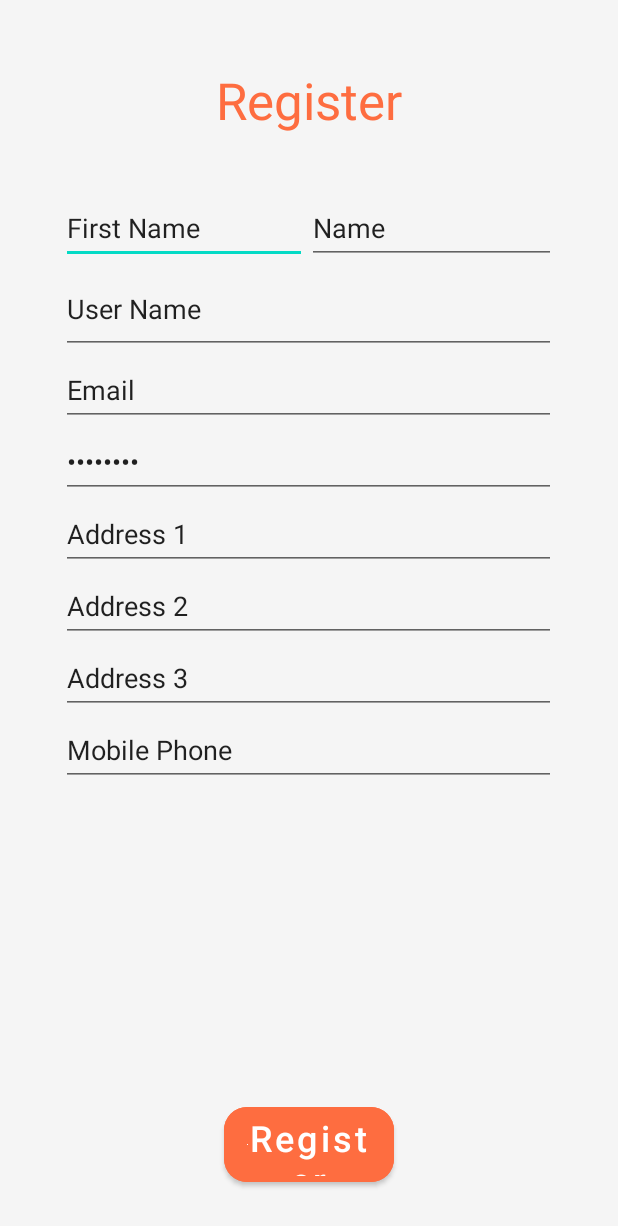
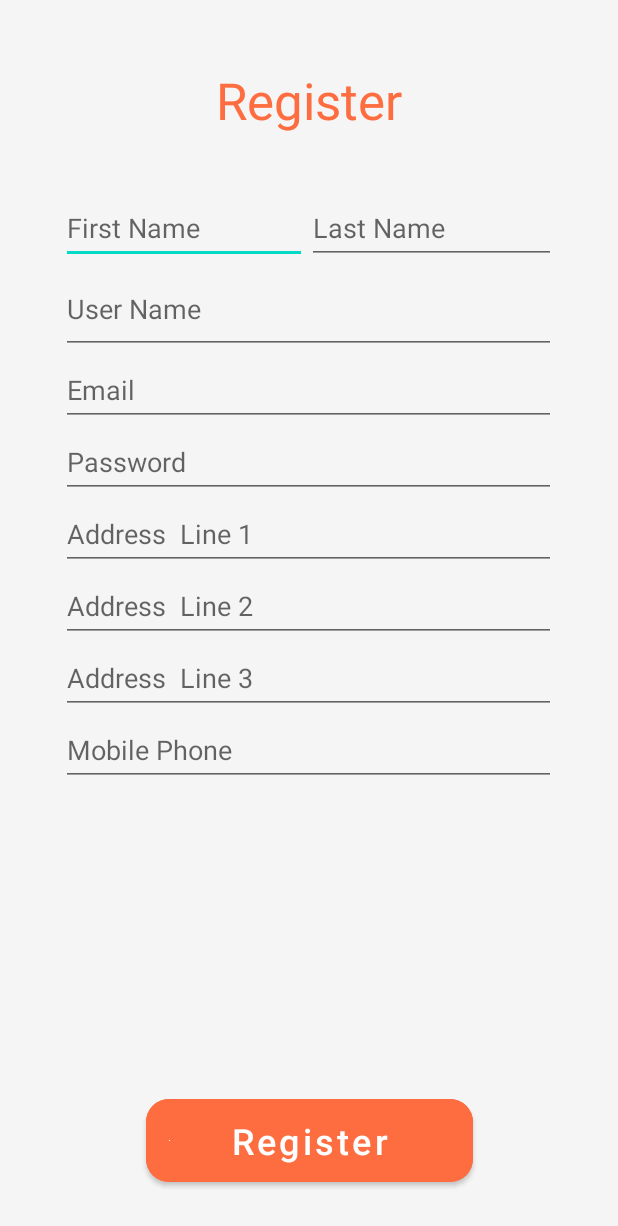
Before and after one commit to Decentralize-Intelligece/Toy_First_Mobile, an Android app: the layout user_register.xml on its own in the app's theme, with its tools: preview values and no code run, on a phone screen of 412 x 824 dp. Shown: the top 1226 px of the screen. Run offline under Robolectric (Android 15) with nearby library versions, the phone set to English and light mode, and no system bars.

Commit message:
user_register_added

```diff
--- a/app/src/main/AndroidManifest.xml
+++ b/app/src/main/AndroidManifest.xml
@@ -26,6 +26,7 @@
                 android:value="" />
         </activity>
         <activity android:name=".activity.category.AdminCategoryActivity"/>
+        <activity android:name=".activity.register.UserRegisterActivity"/>
     </application>
 
 </manifest>
--- a/app/src/main/java/com/example/toyfirstmobile/activity/category/AdminCategoryActivity.java
+++ b/app/src/main/java/com/example/toyfirstmobile/activity/category/AdminCategoryActivity.java
@@ -54,6 +54,7 @@ public class AdminCategoryActivity extends AppCompatActivity {
                         dbHelper.insertToyCategoryData(newCategoryName);
                         dbHelper.insertUserData("Sudharaka","2dfSvhas",false,"Sudharaka Jayanath","dddddd","0775556667");
                         initData();
+                        initRecyclerView();
 //
 //
                     }
--- a/app/src/main/res/layout/user_register.xml
+++ b/app/src/main/res/layout/user_register.xml
@@ -34,9 +34,9 @@
                 app:layout_constraintTop_toTopOf="parent" />
 
             <Button
-                android:id="@+id/buttonRegister"
-                android:layout_width="113dp"
-                android:layout_height="62dp"
+                android:id="@+id/btnRegister"
+                android:layout_width="218dp"
+                android:layout_height="67dp"
                 android:layout_marginStart="83dp"
                 android:layout_marginEnd="83dp"
                 android:layout_marginBottom="30dp"
@@ -79,16 +79,16 @@
                         android:layout_width="164dp"
                         android:layout_height="match_parent"
                         android:ems="10"
-                        android:inputType="textPersonName"
-                        android:text="First Name" />
+                        android:hint="First Name"
+                        android:inputType="textPersonName" />
 
                     <EditText
                         android:id="@+id/editTextLastName"
                         android:layout_width="match_parent"
                         android:layout_height="match_parent"
                         android:ems="10"
-                        android:inputType="textPersonName"
-                        android:text="Name" />
+                        android:hint="Last Name"
+                        android:inputType="textPersonName" />
                 </LinearLayout>
 
                 <EditText
@@ -96,62 +96,62 @@
                     android:layout_width="match_parent"
                     android:layout_height="60dp"
                     android:ems="10"
-                    android:inputType="textPersonName"
-                    android:text="User Name" />
+                    android:hint="User Name"
+                    android:inputType="text" />
 
                 <EditText
                     android:id="@+id/editTextEmail"
                     android:layout_width="match_parent"
                     android:layout_height="wrap_content"
                     android:ems="10"
+                    android:hint="Email"
                     android:inputType="textEmailAddress"
-                    android:minHeight="48dp"
-                    android:text="Email" />
+                    android:minHeight="48dp" />
 
                 <EditText
                     android:id="@+id/editTextPassword"
                     android:layout_width="match_parent"
                     android:layout_height="wrap_content"
                     android:ems="10"
+                    android:hint="Password"
                     android:inputType="textPassword"
-                    android:minHeight="48dp"
-                    android:text="Password" />
+                    android:minHeight="48dp" />
 
                 <EditText
                     android:id="@+id/editTextAddress1"
                     android:layout_width="match_parent"
                     android:layout_height="wrap_content"
                     android:ems="10"
-                    android:inputType="textPersonName"
-                    android:minHeight="48dp"
-                    android:text="Address 1" />
+                    android:hint="Address  Line 1"
+                    android:inputType="text"
+                    android:minHeight="48dp" />
 
                 <EditText
                     android:id="@+id/editTextAddress2"
                     android:layout_width="match_parent"
                     android:layout_height="wrap_content"
                     android:ems="10"
-                    android:inputType="textPersonName"
-                    android:minHeight="48dp"
-                    android:text="Address 2" />
+                    android:hint="Address  Line 2"
+                    android:inputType="text"
+                    android:minHeight="48dp" />
 
                 <EditText
                     android:id="@+id/editTextAddress3"
                     android:layout_width="match_parent"
                     android:layout_height="wrap_content"
                     android:ems="10"
-                    android:inputType="textPersonName"
-                    android:minHeight="48dp"
-                    android:text="Address 3" />
+                    android:hint="Address  Line 3"
+                    android:inputType="text"
+                    android:minHeight="48dp" />
 
                 <EditText
                     android:id="@+id/editTextMobilePhone"
                     android:layout_width="match_parent"
                     android:layout_height="wrap_content"
                     android:ems="10"
-                    android:inputType="textPersonName"
-                    android:minHeight="48dp"
-                    android:text="Mobile Phone" />
+                    android:hint="Mobile Phone"
+                    android:inputType="phone"
+                    android:minHeight="48dp" />
 
             </LinearLayout>
 
```
Also changed, not shown: app/src/main/java/com/example/toyfirstmobile/MainActivity.java (+4 -17 lines), app/src/main/java/com/example/toyfirstmobile/activity/register/UserRegisterActivity.java (added, +53 -0 lines).
